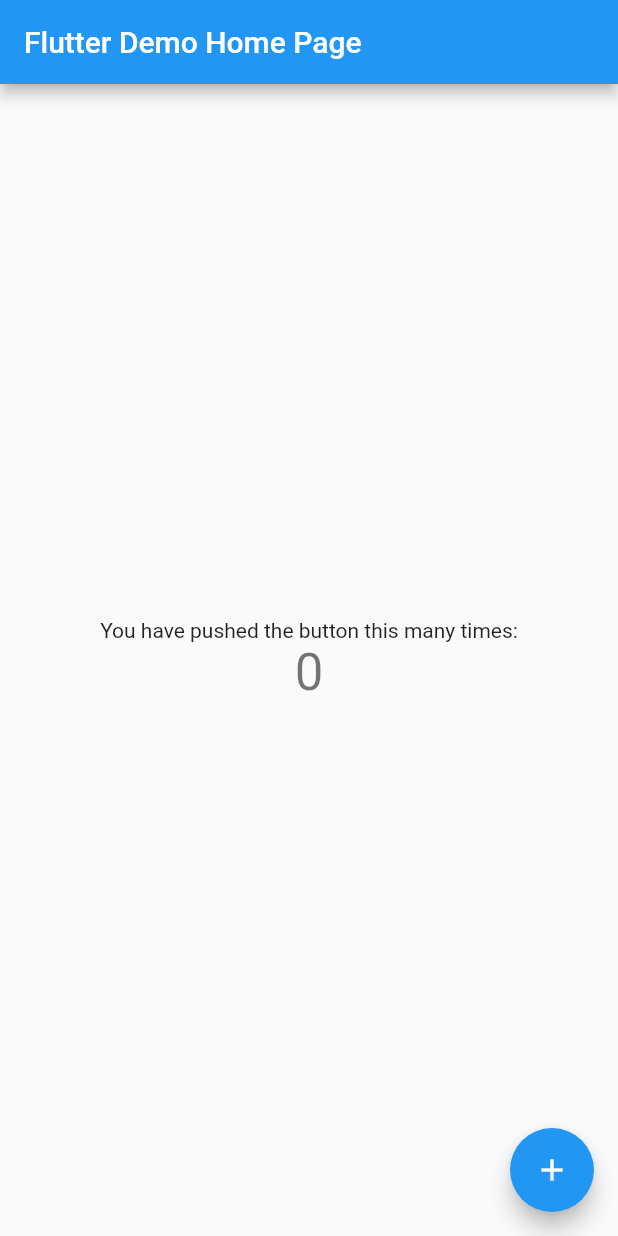
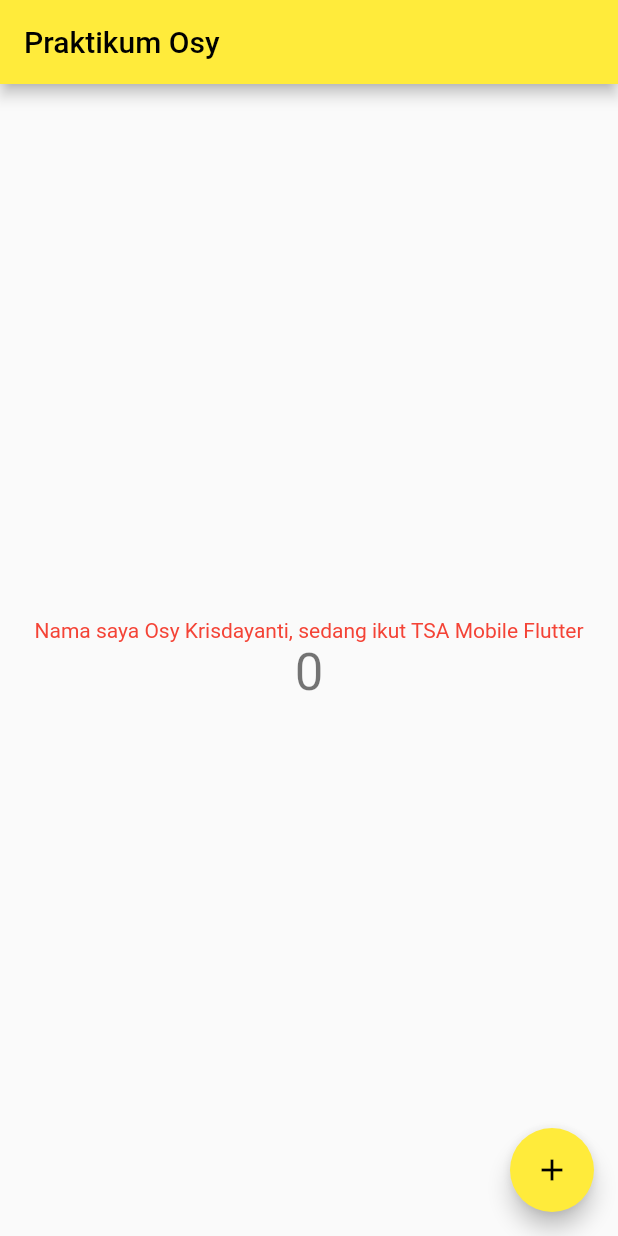
Before and after one commit to osykris/flutter-fundamental-part1, a Flutter app: the screen it shows after launch, on a phone screen of 412 x 824 dp. Run offline on Flutter 3.47's test engine with Material 2 defaults, Android fonts, the light colour scheme and no system bars.

Commit message:
Praktikum 3: Text Widget

```diff
--- /dev/null
+++ b/lib/basic_widgets/text_widget.dart
@@ -0,0 +1,13 @@
+import 'package:flutter/material.dart';
+
+class MyTextWidget extends StatelessWidget {
+  const MyTextWidget({Key? key}) : super(key: key);
+
+  @override
+  Widget build(BuildContext context) {
+    return const Text(
+        "Nama saya Osy Krisdayanti, sedang ikut TSA Mobile Flutter",
+        style: TextStyle(color: Colors.red, fontSize: 14),
+        textAlign: TextAlign.center);
+  }
+}
--- a/lib/main.dart
+++ b/lib/main.dart
@@ -1,4 +1,5 @@
 import 'package:flutter/material.dart';
+import 'basic_widgets/text_widget.dart';
 
 void main() {
   runApp(const MyApp());
@@ -11,7 +12,7 @@
   @override
   Widget build(BuildContext context) {
     return MaterialApp(
-      title: 'Flutter Demo',
+      title: 'Osy Krisdayanti',
       theme: ThemeData(
         // This is the theme of your application.
         //
@@ -22,9 +23,9 @@
         // or simply save your changes to "hot reload" in a Flutter IDE).
         // Notice that the counter didn't reset back to zero; the application
         // is not restarted.
-        primarySwatch: Colors.blue,
+        primarySwatch: Colors.yellow,
       ),
-      home: const MyHomePage(title: 'Flutter Demo Home Page'),
+      home: const MyHomePage(title: 'Praktikum Osy'),
     );
   }
 }
@@ -95,9 +96,7 @@
           // horizontal).
           mainAxisAlignment: MainAxisAlignment.center,
           children: <Widget>[
-            const Text(
-              'You have pushed the button this many times:',
-            ),
+            const MyTextWidget(),
             Text(
               '$_counter',
               style: Theme.of(context).textTheme.headline4,
```
